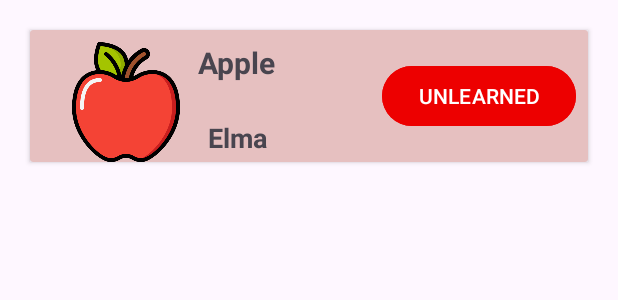
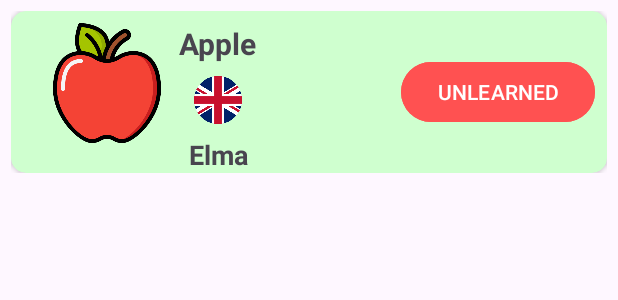
Before and after one commit to salihakbass/Cardingo, an Android app: the layout learned_view.xml on its own in the app's theme, with its tools: preview values and no code run, on a phone screen of 412 x 824 dp. Shown: the top 300 px of the screen. Run offline under Robolectric (Android 15) with nearby library versions, the phone set to English and light mode, and no system bars.

Commit message:
Added margin and changed background color

```diff
--- a/app/src/main/res/layout/learned_view.xml
+++ b/app/src/main/res/layout/learned_view.xml
@@ -4,17 +4,17 @@
     xmlns:tools="http://schemas.android.com/tools"
     android:layout_width="match_parent"
     android:layout_height="wrap_content"
-    android:layout_margin="10dp">
+    android:layout_margin="7dp">
 
     <androidx.cardview.widget.CardView
         android:layout_width="0dp"
         android:layout_height="wrap_content"
+        app:cardCornerRadius="10dp"
         app:layout_constraintBottom_toBottomOf="parent"
         app:layout_constraintEnd_toEndOf="parent"
         app:layout_constraintStart_toStartOf="parent"
         app:layout_constraintTop_toTopOf="parent"
-        android:backgroundTint="#E6C0C0"
-        android:layout_margin="10dp">
+        android:backgroundTint="#CFFFCF">
 
         <androidx.constraintlayout.widget.ConstraintLayout
             android:layout_width="match_parent"
@@ -45,24 +45,34 @@
                 android:id="@+id/tvWordTurkishLearned"
                 android:layout_width="wrap_content"
                 android:layout_height="wrap_content"
-                android:layout_marginTop="24dp"
+                android:layout_marginTop="8dp"
                 android:text="Elma"
                 android:textSize="18sp"
                 android:textStyle="bold"
-                app:layout_constraintEnd_toEndOf="@+id/tvWordLearned"
-                app:layout_constraintStart_toStartOf="@+id/tvWordLearned"
-                app:layout_constraintTop_toBottomOf="@+id/tvWordLearned" />
+                app:layout_constraintEnd_toEndOf="@+id/ivCountry"
+                app:layout_constraintStart_toStartOf="@+id/ivCountry"
+                app:layout_constraintTop_toBottomOf="@+id/ivCountry" />
 
             <Button
                 android:id="@+id/btnUnlearned"
                 android:layout_width="wrap_content"
                 android:layout_height="wrap_content"
                 android:layout_marginEnd="8dp"
-                android:backgroundTint="#ED0000"
+                android:backgroundTint="#FF5151"
                 android:text="UNLEARNED"
                 app:layout_constraintBottom_toBottomOf="parent"
                 app:layout_constraintEnd_toEndOf="parent"
                 app:layout_constraintTop_toTopOf="parent" />
+
+            <ImageView
+                android:id="@+id/ivCountry"
+                android:layout_width="32dp"
+                android:layout_height="32dp"
+                android:layout_marginTop="8dp"
+                app:layout_constraintEnd_toEndOf="@+id/tvWordLearned"
+                app:layout_constraintStart_toStartOf="@+id/tvWordLearned"
+                app:layout_constraintTop_toBottomOf="@+id/tvWordLearned"
+                app:srcCompat="@drawable/english" />
         </androidx.constraintlayout.widget.ConstraintLayout>
     </androidx.cardview.widget.CardView>
 </androidx.constraintlayout.widget.ConstraintLayout>
```
